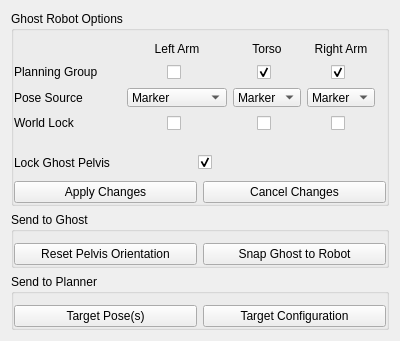
The window that vigir_ocs_ghost_control_widget/src/ui/ghost_control_widget.ui (team-vigir/vigir_ocs_common) describes before a commit, drawn with Qt 5.
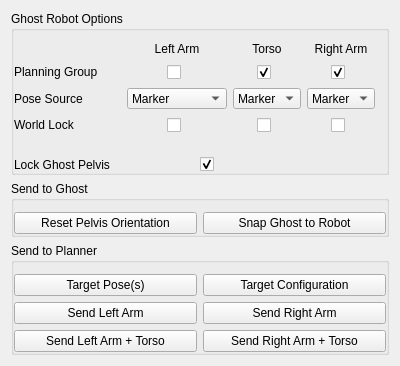
The same window after the commit.

Commit message: - modified ghost control widget so it doesn't require apply - modified camera plugin so it doesn't publish multiple images

```diff
--- a/vigir_ocs_ghost_control_widget/src/ui/ghost_control_widget.ui
+++ b/vigir_ocs_ghost_control_widget/src/ui/ghost_control_widget.ui
@@ -7,7 +7,7 @@
     <x>0</x>
     <y>0</y>
     <width>400</width>
-    <height>341</height>
+    <height>366</height>
    </rect>
   </property>
   <property name="minimumSize">
@@ -439,6 +439,15 @@
             <property name="leftMargin">
              <number>0</number>
             </property>
+            <property name="rightMargin">
+             <number>0</number>
+            </property>
+            <property name="bottomMargin">
+             <number>0</number>
+            </property>
+            <property name="spacing">
+             <number>0</number>
+            </property>
             <item row="0" column="0">
              <widget class="QLabel" name="label_9">
               <property name="text">
@@ -465,20 +474,6 @@
             <property name="margin">
              <number>0</number>
             </property>
-            <item>
-             <widget class="QPushButton" name="apply_button_">
-              <property name="text">
-               <string>Apply Changes</string>
-              </property>
-             </widget>
-            </item>
-            <item>
-             <widget class="QPushButton" name="cancel_button_">
-              <property name="text">
-               <string>Cancel Changes</string>
-              </property>
-             </widget>
-            </item>
            </layout>
           </widget>
          </item>
@@ -525,7 +520,7 @@
      <property name="title">
       <string>Send to Planner</string>
      </property>
-     <layout class="QHBoxLayout" name="horizontalLayout_2">
+     <layout class="QGridLayout" name="gridLayout_3">
       <property name="leftMargin">
        <number>0</number>
       </property>
@@ -535,20 +530,48 @@
       <property name="bottomMargin">
        <number>0</number>
       </property>
-      <item>
-       <widget class="QPushButton" name="send_pose_button_">
+      <item row="1" column="2">
+       <widget class="QPushButton" name="send_right_pose_button_">
         <property name="text">
-         <string>Target Pose(s)</string>
+         <string>Send Right Arm</string>
         </property>
        </widget>
       </item>
-      <item>
+      <item row="1" column="1">
+       <widget class="QPushButton" name="send_left_pose_button_">
+        <property name="text">
+         <string>Send Left Arm</string>
+        </property>
+       </widget>
+      </item>
+      <item row="0" column="2">
        <widget class="QPushButton" name="send_config_button_">
         <property name="text">
          <string>Target Configuration</string>
         </property>
        </widget>
       </item>
+      <item row="0" column="1">
+       <widget class="QPushButton" name="send_pose_button_">
+        <property name="text">
+         <string>Target Pose(s)</string>
+        </property>
+       </widget>
+      </item>
+      <item row="2" column="1">
+       <widget class="QPushButton" name="send_left_torso_pose_button_">
+        <property name="text">
+         <string>Send Left Arm + Torso</string>
+        </property>
+       </widget>
+      </item>
+      <item row="2" column="2">
+       <widget class="QPushButton" name="send_right_torso_pose_button_">
+        <property name="text">
+         <string>Send Right Arm + Torso</string>
+        </property>
+       </widget>
+      </item>
      </layout>
     </widget>
    </item>
```
Left out of the diff: 32 changed lines with no effect on the pictures. The commit also changes 4 other files.
